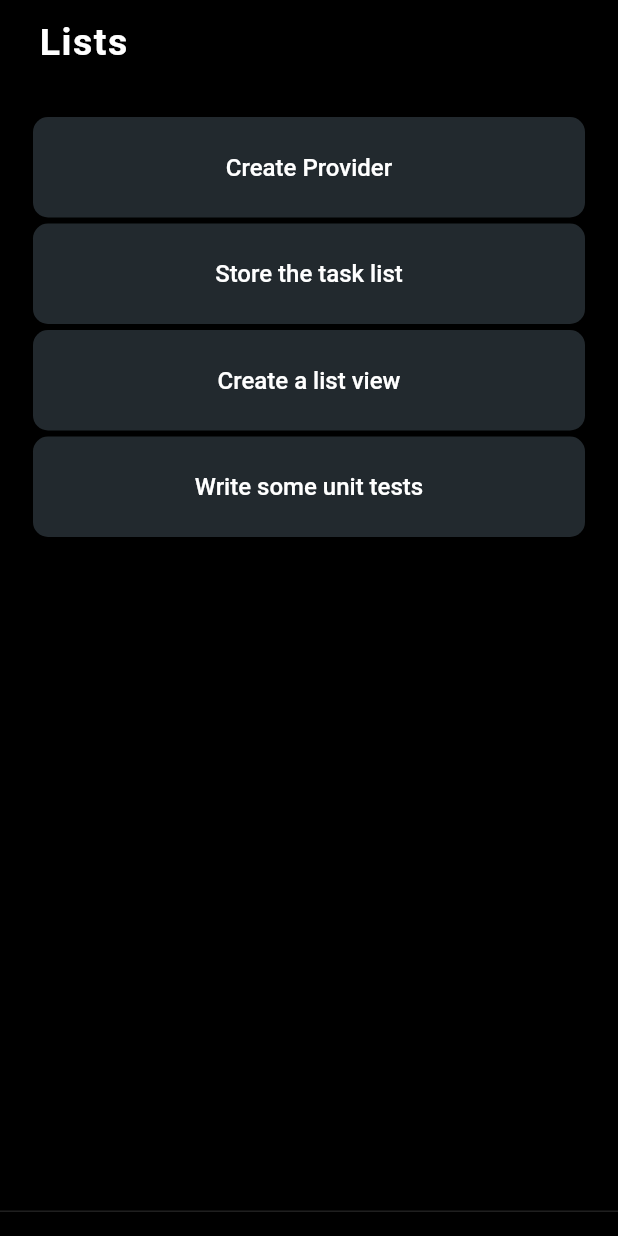
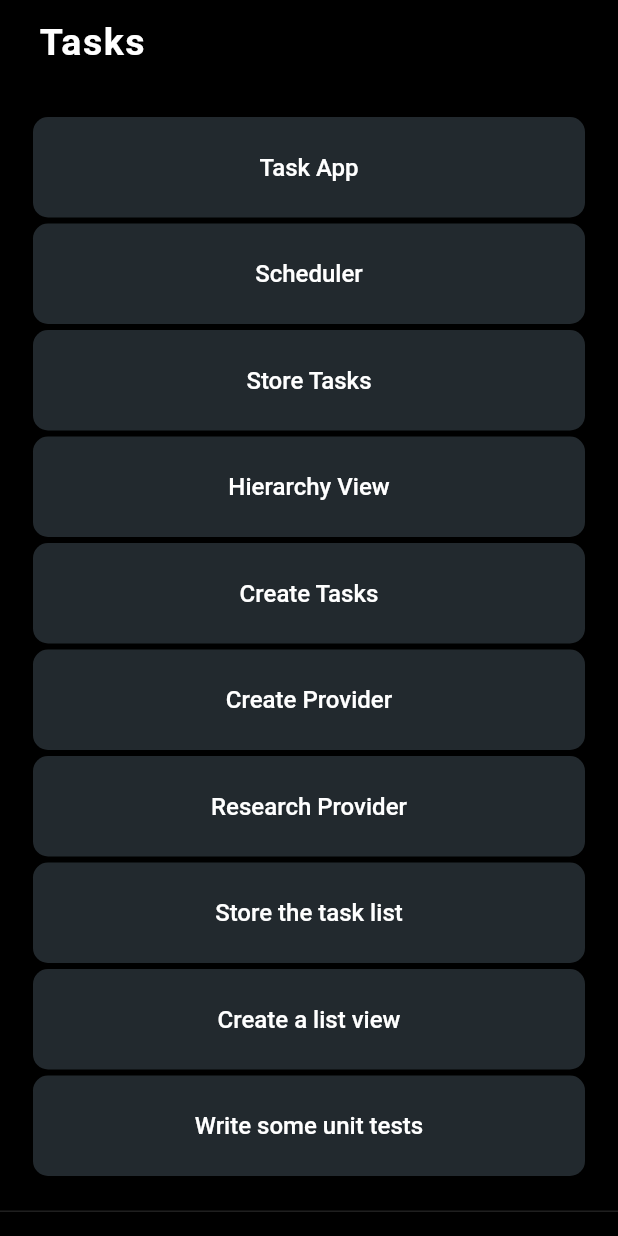
Before and after one commit to clavell/what_when, a Flutter app: the screen it shows after launch, on a phone screen of 412 x 824 dp. Run offline on Flutter 3.47's test engine with Material 2 defaults, Android fonts, the phone set to English and light mode, and no system bars; our stand-ins replace built_collection, built_value, google_fonts; generated files the repository leaves out were written again; Roboto replaces fonts that are missing (Sanchez).

Commit message:
adds appropriate title to currently displayed list

```diff
--- a/lib/screen/task_list_screen.dart
+++ b/lib/screen/task_list_screen.dart
@@ -13,7 +13,7 @@ class TaskListScreen extends StatefulWidget {
 }
 
 class _TaskListScreenState extends State<TaskListScreen> {
-  int mainTask = 3;
+  int mainTask;
 
   @override
   Widget build(BuildContext context) {
@@ -21,13 +21,15 @@ class _TaskListScreenState extends State<TaskListScreen> {
       builder: (context, tasks, child) {
         UnmodifiableListView<TaskModel> subTasks =
             tasks.getSubtasksFor(mainTask);
+        TaskModel task = tasks.getTaskById(mainTask);
+
         return Scaffold(
           persistentFooterButtons: [],
           appBar: AppBar(
             centerTitle: false,
             title: Padding(
               padding: const EdgeInsets.only(left: 10.0),
-              child: Text('Lists',
+              child: Text(task.title ?? 'Lists',
                   style: GoogleFonts.sanchez(
                       letterSpacing: 1,
                       fontSize: 25,
```
